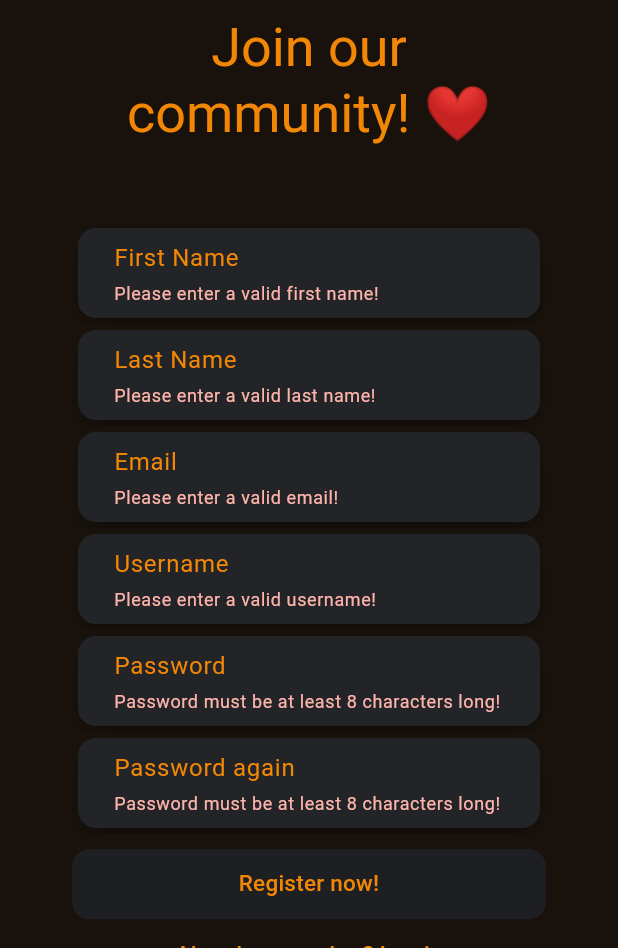
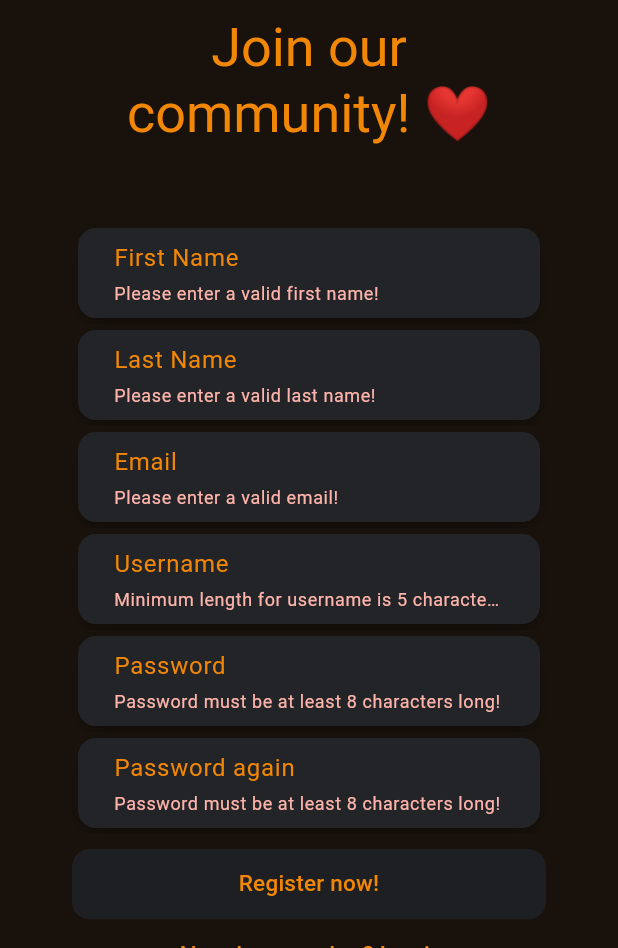
Before and after one commit to skobizsolt/gymbuddy, a Flutter app: the RegisterScreen screen opened directly with empty values, after a tap on "Register now!", on a phone screen of 412 x 824 dp, the part 288-1236 px from its top. Run offline on Flutter 3.47's test engine with Material 2 defaults, Android fonts, the phone set to English and light mode, and no system bars; our stand-ins replace cloud_firestore, email_validator, firebase_auth, firebase_core, firebase_storage, flutter_riverpod and 4 more; accounts and stored records are empty; network calls fail.

Commit message:
feat: GYM-12 unique username validation

```diff
--- a/lib/components/inputs/default_text_form_field.dart
+++ b/lib/components/inputs/default_text_form_field.dart
@@ -4,7 +4,6 @@ import 'package:gymbuddy/service/validators.dart';
 
 class DefaultTextFormField extends StatelessWidget {
   final String hintText;
-  final bool? collapsed;
   final String? initialValue;
   final String? Function(String?)? validator;
   final Function(String?)? onSaved;
@@ -12,7 +11,6 @@ class DefaultTextFormField extends StatelessWidget {
   const DefaultTextFormField({
     super.key,
     required this.hintText,
-    this.collapsed = true,
     this.initialValue,
     this.validator,
     this.onSaved,
@@ -24,14 +22,9 @@ class DefaultTextFormField extends StatelessWidget {
       child: Padding(
         padding: const EdgeInsets.all(8.0),
         child: TextFormField(
-          decoration: collapsed!
-              ? InputDecoration.collapsed(
-                  hintText: hintText,
-                )
-              : InputDecoration(
-                  labelText: hintText,
-                  border: InputBorder.none,
-                ),
+          decoration: InputDecoration.collapsed(
+            hintText: hintText,
+          ),
           validator: validator ??
               (value) {
                 return InputValidator().validateBasicText(value, hintText);
--- a/lib/global/firebase_constants.dart
+++ b/lib/global/firebase_constants.dart
@@ -1,2 +1,3 @@
 const FIRESTORE_USER_COLLECTION = 'users';
+const FIRESTORE_USERNAME_COLLECTION = 'usernames';
 const FIREBASE_STORAGE_USER_IMAGES = 'user_images';
--- a/lib/screen/auth/register_screen.dart
+++ b/lib/screen/auth/register_screen.dart
@@ -1,34 +1,34 @@
-import 'package:cloud_firestore/cloud_firestore.dart';
-import 'package:firebase_auth/firebase_auth.dart';
 import 'package:flutter/material.dart';
+import 'package:flutter_riverpod/flutter_riverpod.dart';
 import 'package:gymbuddy/components/custom_snackbars.dart';
 import 'package:gymbuddy/components/inputs/default_text_form_field.dart';
 import 'package:gymbuddy/components/inputs/email_form_field.dart';
 import 'package:gymbuddy/components/inputs/password_form_field.dart';
 import 'package:gymbuddy/components/inputs/username_form_field.dart';
-import 'package:gymbuddy/global/firebase_constants.dart';
 import 'package:gymbuddy/models/auth/auth_dto.dart';
 import 'package:gymbuddy/models/auth/new_user_dto.dart';
+import 'package:gymbuddy/providers/user_provider.dart';
 import 'package:gymbuddy/service/auth/email_auth_service.dart';
+import 'package:gymbuddy/service/profile/profile_data_service.dart';
 import 'package:gymbuddy/service/util/keyboard_service.dart';
 import 'package:gymbuddy/widgets/utils/brand_icon.dart';
 import 'package:gymbuddy/widgets/utils/custom_text_button.dart';
 import 'package:gymbuddy/widgets/utils/wide_button.dart';
 
-class RegisterScreen extends StatefulWidget {
+class RegisterScreen extends ConsumerStatefulWidget {
   final void Function() onPressed;
   RegisterScreen({super.key, required this.onPressed});
 
   @override
-  State<RegisterScreen> createState() => _RegisterScreenState();
+  ConsumerState<RegisterScreen> createState() => _RegisterScreenState();
 }
 
-class _RegisterScreenState extends State<RegisterScreen> {
+class _RegisterScreenState extends ConsumerState<RegisterScreen> {
   final NewUserDto _newUser = NewUserDto();
   final GlobalKey<FormState> _form = GlobalKey<FormState>();
   bool _isAuthenticating = false;
 
-  void submitForm() {
+  void submitForm() async {
     var validForm = _form.currentState!.validate();
 
     if (!validForm) {
@@ -40,27 +40,40 @@ class _RegisterScreenState extends State<RegisterScreen> {
       showErrorSnackBar(context, "Passwords not match!");
       return;
     }
+    // Check if username is unique
+    bool isUniqueUsername = await ProfileDataService()
+        .usernames
+        .then((value) => !value.contains(_newUser.username));
+
+    if (!isUniqueUsername) {
+      showErrorSnackBar(context, 'Username is already taken!');
+      return;
+    }
+
     final AuthDto _authDto = AuthDto();
     _authDto.email = _newUser.email;
     _authDto.password = _newUser.password;
-    // setState(() {
-    //   _isAuthenticating = true;
-    // });
-    AuthService().signUserUp(context, _authDto).then(registerUserData);
+    setState(() {
+      _isAuthenticating = true;
+    });
+
+    await AuthService().signUserUp(context, _authDto).then(
+          (value) async => await ProfileDataService()
+              .registerUserData(value, _newUser)
+              .then(ProfileDataService()
+                  .addUsernameToCollection(_newUser.username, _newUser.email))
+              .whenComplete(() => ref.refresh(userProvider)),
+        );
+    resetButton();
   }
 
-  void registerUserData(UserCredential? value) async {
-    if (value == null || value.user == null) {
+  resetButton() {
+    if (!mounted) {
+      _isAuthenticating = false;
       return;
     }
-    await FirebaseFirestore.instance
-        .collection(FIRESTORE_USER_COLLECTION)
-        .doc(value.user!.uid)
-        .set({
-      'email': value.user!.email,
-      'username': _newUser.username,
-      'first_name': _newUser.firstName,
-      'last_name': _newUser.lastName
+    setState(() {
+      _isAuthenticating = false;
     });
   }
 
--- a/lib/service/validators.dart
+++ b/lib/service/validators.dart
@@ -2,9 +2,10 @@ import 'package:email_validator/email_validator.dart';
 
 class InputValidator {
   static const int PASSWORD_LENGTH = 8;
+  static const int USERNAME_LENGTH = 5;
 
   validatePassword(final String? value) {
-    if (_isValidValue(value) && value!.trim().length > PASSWORD_LENGTH) {
+    if (_isValidValue(value) && value!.trim().length >= PASSWORD_LENGTH) {
       return null;
     }
     return "Password must be at least " + "$PASSWORD_LENGTH characters long!";
@@ -19,10 +20,10 @@ class InputValidator {
   }
 
   validateUsername(final String? value) {
-    if (_isValidValue(value)) {
+    if (_isValidValue(value) && value!.trim().length >= 4) {
       return null;
     }
-    return "Please enter a valid username!";
+    return "Minimum length for username is $USERNAME_LENGTH characters!";
   }
 
   validateBasicText(final String? value, final String hintText) {
```
Also changed, not shown: lib/screen/auth/login_screen.dart (+22 -9 lines), lib/service/auth/email_auth_service.dart (+7 -1 lines), lib/service/profile/profile_data_service.dart (+33 -0 lines), pubspec.lock.
